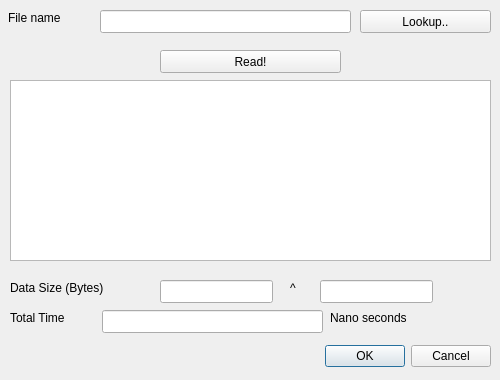
First picture: the form in DEExp/readdatadialog.ui, repository yunhasnawa/DEExp, before the edit.
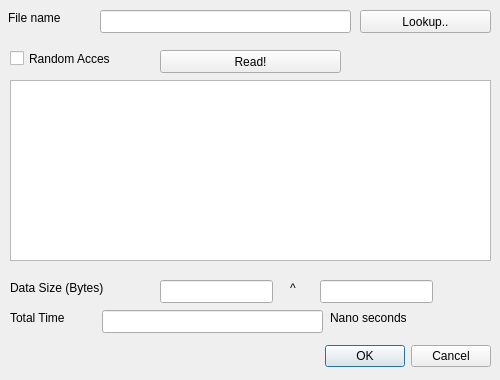
Second picture: the form after the edit.

Commit message: Write data random access mode.

The edit to the form file:
```diff
--- a/DEExp/readdatadialog.ui
+++ b/DEExp/readdatadialog.ui
@@ -116,7 +116,7 @@
     <rect>
      <x>8</x>
      <y>10</y>
-     <width>121</width>
+     <width>81</width>
      <height>16</height>
     </rect>
    </property>
@@ -170,6 +170,19 @@
     <string>Nano seconds</string>
    </property>
   </widget>
+  <widget class="QCheckBox" name="checkBox">
+   <property name="geometry">
+    <rect>
+     <x>10</x>
+     <y>50</y>
+     <width>101</width>
+     <height>17</height>
+    </rect>
+   </property>
+   <property name="text">
+    <string>Random Access</string>
+   </property>
+  </widget>
  </widget>
  <resources/>
  <connections>
```
The commit also changes 23 other files.
